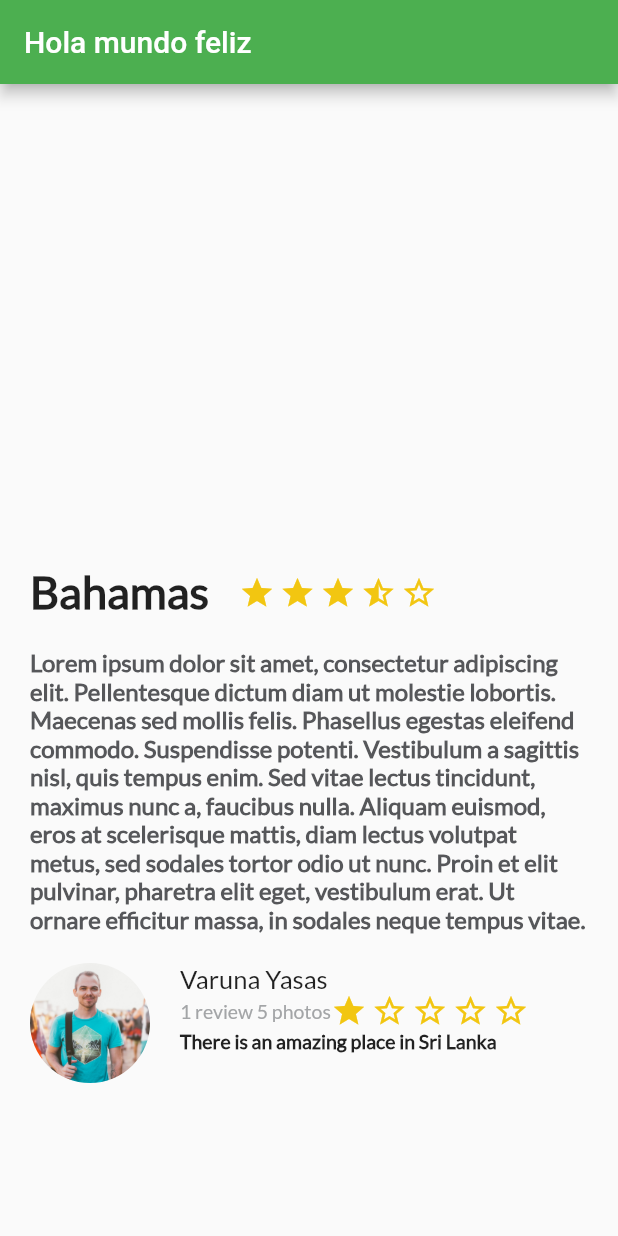
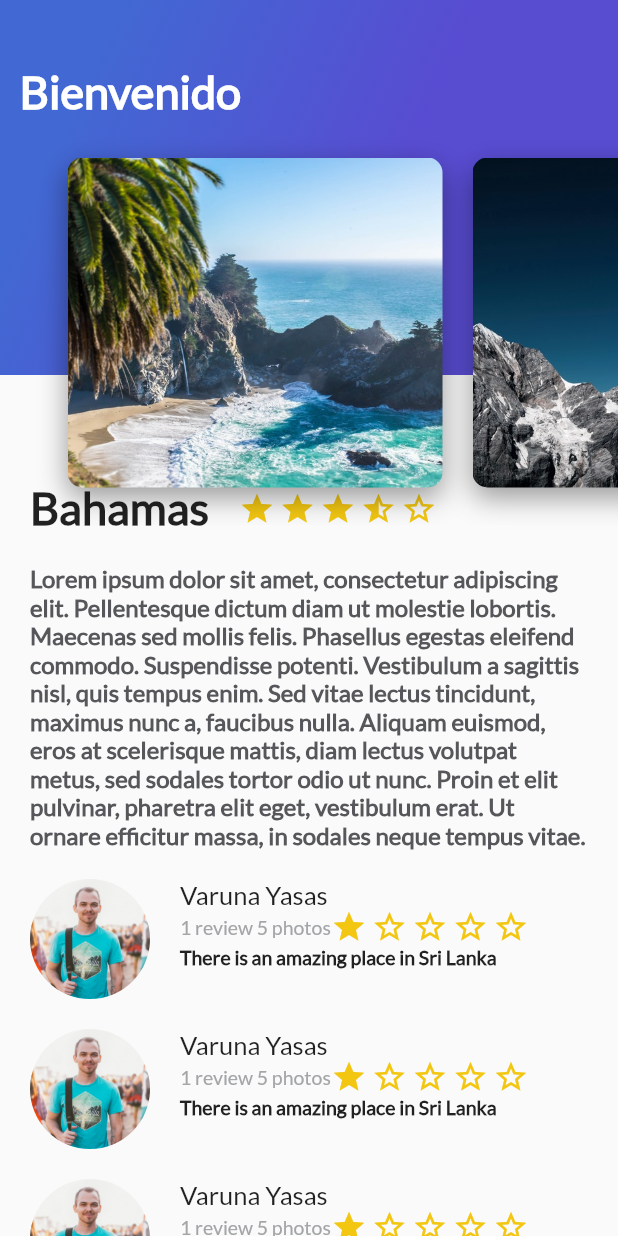
Before and after one commit to crissebasbol/Dart-example-app-trips, a Flutter app: the screen it shows after launch, on a phone screen of 412 x 824 dp. Run offline on Flutter 3.47's test engine with Material 2 defaults, Android fonts, the phone set to English and light mode, and no system bars.

Commit message:
Listview with card images

```diff
--- /dev/null
+++ b/lib/card_image.dart
@@ -0,0 +1,28 @@
+import "package:flutter/material.dart";
+
+class CardImage extends StatelessWidget {
+  final String pathImage;
+
+  CardImage(this.pathImage);
+
+  @override
+  Widget build(BuildContext context) {
+    final card = Container(
+      height: 350.0,
+      width: 250.0,
+      margin: EdgeInsets.only(top: 80.0, left: 20.0),
+      decoration: BoxDecoration(
+          image:
+              DecorationImage(fit: BoxFit.cover, image: AssetImage(pathImage)),
+          borderRadius: BorderRadius.all(Radius.circular(10.0)),
+          shape: BoxShape.rectangle,
+          boxShadow: [
+            BoxShadow(
+                color: Colors.black38,
+                blurRadius: 15.0,
+                offset: Offset(0.0, 7.0))
+          ]),
+    );
+    return card;
+  }
+}
--- /dev/null
+++ b/lib/card_image_list.dart
@@ -0,0 +1,20 @@
+import "package:flutter/material.dart";
+import 'package:tripss_applicatin/card_image.dart';
+
+class CardImageList extends StatelessWidget {
+  @override
+  Widget build(BuildContext context) {
+    return Container(
+      height: 350.0,
+      child: ListView(
+        padding: EdgeInsets.all(25.0),
+        scrollDirection: Axis.horizontal,
+        children: [
+          CardImage("assets/images/beach_palm.jpeg"),
+          CardImage("assets/images/mountain.jpeg"),
+          CardImage("assets/images/river.jpeg"),
+        ],
+      ),
+    );
+  }
+}
--- /dev/null
+++ b/lib/gradient_back.dart
@@ -0,0 +1,30 @@
+import "package:flutter/material.dart";
+
+class GradientBack extends StatelessWidget {
+  final String title;
+
+  GradientBack(this.title);
+
+  @override
+  Widget build(BuildContext context) {
+    return Container(
+      height: 250.0,
+      decoration: BoxDecoration(
+          gradient: LinearGradient(
+              colors: [Color(0xFF4268D3), Color(0xFF584CD1)],
+              begin: FractionalOffset(0.2, 0.0),
+              end: FractionalOffset(1.0, 0.6),
+              stops: [0.0, 0.6],
+              tileMode: TileMode.clamp)),
+      child: Text(
+        title,
+        style: TextStyle(
+            color: Colors.white,
+            fontSize: 30.0,
+            fontFamily: "Lato",
+            fontWeight: FontWeight.bold),
+      ),
+      alignment: Alignment(-0.9, -0.6),
+    );
+  }
+}
--- /dev/null
+++ b/lib/header_appbar.dart
@@ -0,0 +1,12 @@
+import "package:flutter/material.dart";
+import 'package:tripss_applicatin/card_image_list.dart';
+import 'package:tripss_applicatin/gradient_back.dart';
+
+class HeaderAppbar extends StatelessWidget {
+  @override
+  Widget build(BuildContext context) {
+    return Stack(
+      children: [GradientBack("Bienvenido"), CardImageList()],
+    );
+  }
+}
--- a/lib/main.dart
+++ b/lib/main.dart
@@ -1,15 +1,19 @@
 import 'package:flutter/material.dart';
-import 'package:tripss_applicatin/review.dart';
+import 'package:flutter/services.dart';
+import 'package:tripss_applicatin/header_appbar.dart';
+import 'package:tripss_applicatin/review_list.dart';
 import 'description_place.dart';
 
 void main() {
+  SystemChrome.setSystemUIOverlayStyle(SystemUiOverlayStyle(
+      statusBarColor: Colors.transparent,
+      statusBarBrightness: Brightness.light));
   runApp(MyApp());
 }
 
 class MyApp extends StatelessWidget {
   String descriptionDummy =
       "Lorem ipsum dolor sit amet, consectetur adipiscing elit. Pellentesque dictum diam ut molestie lobortis. Maecenas sed mollis felis. Phasellus egestas eleifend commodo. Suspendisse potenti. Vestibulum a sagittis nisl, quis tempus enim. Sed vitae lectus tincidunt, maximus nunc a, faucibus nulla. Aliquam euismod, eros at scelerisque mattis, diam lectus volutpat metus, sed sodales tortor odio ut nunc. Proin et elit pulvinar, pharetra elit eget, vestibulum erat. Ut ornare efficitur massa, in sodales neque tempus vitae.";
-  String pathImage = "assets/images/people.jpg";
   String name = "Varuna Yasas";
   String details = "1 review 5 photos";
   String comments = "There is an amazing place in Sri Lanka";
@@ -36,16 +40,16 @@ class MyApp extends StatelessWidget {
         ),
         //home: MyHomePage(title: 'Flutter Demo Home Page'),
         home: Scaffold(
-          appBar: AppBar(
-            title: Text("Hola mundo feliz"),
-          ),
-          body: Center(
-            child: Column(
-              children: [
-                new DesciptionPlace("Bahamas", 3.5, descriptionDummy),
-                new Review(pathImage, name, details, comments)
-              ],
-            ),
+          body: Stack(
+            children: [
+              ListView(
+                children: [
+                  DesciptionPlace("Bahamas", 3.5, descriptionDummy),
+                  ReviewList()
+                ],
+              ),
+              HeaderAppbar()
+            ],
           ),
         ));
   }
--- a/lib/review.dart
+++ b/lib/review.dart
@@ -19,18 +19,6 @@ class Review extends StatelessWidget {
         style: TextStyle(fontFamily: "Lato", fontSize: 17.0),
       ),
     );
-
-    final userInfo = Container(
-      margin: EdgeInsets.only(left: 20.0),
-      child: Text(
-        details,
-        textAlign: TextAlign.left,
-        style: TextStyle(
-            fontFamily: "Lato", fontSize: 13.0, color: Color(0xFFa3a5a7)),
-      ),
-    );
-
-    final userStars = Utils.showStars(3.5);
 
     final userInfoStars = Row(
       children: [
--- a/lib/review_list.dart
+++ b/lib/review_list.dart
@@ -1,8 +1,21 @@
 import "package:flutter/material.dart";
+import 'package:tripss_applicatin/review.dart';
 
 class ReviewList extends StatelessWidget {
+  String pathImage = "assets/images/people.jpg";
+  String name = "Varuna Yasas";
+  String details = "1 review 5 photos";
+  String comments = "There is an amazing place in Sri Lanka";
   @override
   Widget build(BuildContext context) {
-    return null;
+    return Column(
+      crossAxisAlignment: CrossAxisAlignment.start,
+      children: [
+        Review(pathImage, name, details, comments),
+        Review(pathImage, name, details, comments),
+        Review(pathImage, name, details, comments),
+        Review(pathImage, name, details, comments),
+      ],
+    );
   }
 }
--- a/pubspec.yaml
+++ b/pubspec.yaml
@@ -46,8 +46,7 @@ flutter:
 
   # To add assets to your application, add an assets section, like this:
   assets:
-    - assets/images/background.jpg
-    - assets/images/people.jpg
+    - assets/images/
   #   - images/a_dot_ham.jpeg
 
   # An image asset can refer to one or more resolution-specific "variants", see
```
Also changed, not shown: assets/images/beach_palm.jpeg (added), assets/images/mountain.jpeg (added), assets/images/river.jpeg (added).
